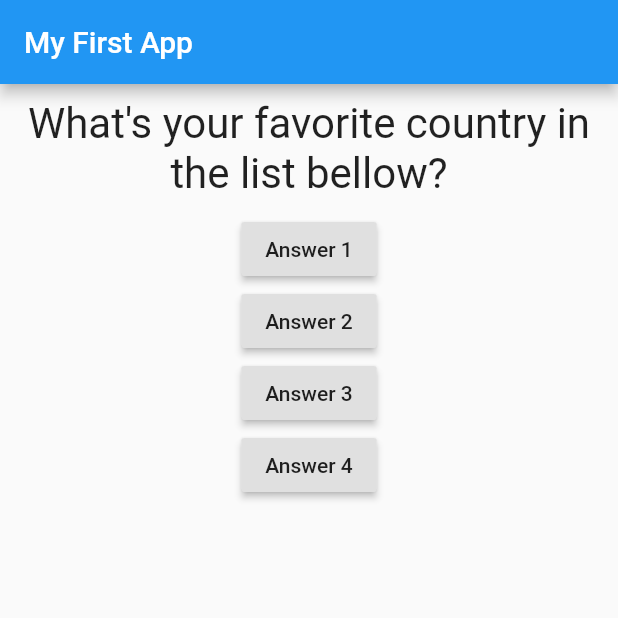
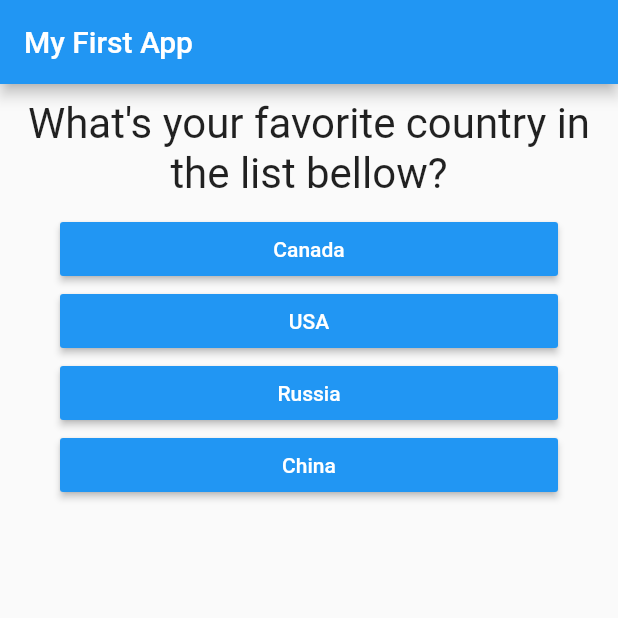
Before and after one commit to bowe99/Personality-Test-App, a Flutter app: the screen it shows after launch, on a phone screen of 412 x 824 dp, the top half of it. Run offline on Flutter 3.47's test engine with Material 2 defaults, Android fonts, the phone set to English and light mode, and no system bars.

Commit message:
Add an ending to the questions
Use an if statement to catch the last question and display text saying the the quiz is over

Added the AnswerButton Widget with styling and mapping the answers to the buttons for each question

```diff
--- /dev/null
+++ b/lib/answer.dart
@@ -0,0 +1,24 @@
+import 'package:flutter/material.dart';
+
+class AnswerButton extends StatelessWidget {
+  final String answer;
+  final Function selectHandler;
+  AnswerButton(this.answer, this.selectHandler);
+
+
+  @override
+  Widget build(BuildContext context) {
+    return Container(
+      width: double.infinity,
+      margin: EdgeInsets.only(left: 40, right: 40),
+      child: RaisedButton(
+        color: Colors.blue,
+        textColor: Colors.white,
+        child: Text(answer),
+        onPressed: selectHandler,
+      ),
+    );
+  }
+
+
+}
--- a/lib/main.dart
+++ b/lib/main.dart
@@ -1,5 +1,6 @@
 import 'package:flutter/material.dart';
 import './question.dart';
+import './answer.dart';
 
 void main() => runApp(MyApp());
 
@@ -13,10 +14,20 @@ class MyApp extends StatefulWidget{
 
 class _MyAppState extends State{ // Leading _ restricts the us of MyAppState to the same folder
   var _questionIndex = 0;        // Making the variable private can't be used anywhere else than the same file
+  final questions = const [
+      {'questionText': 'What\'s your favorite country in the list bellow?',
+       'answers': ['Canada', 'USA', 'Russia', 'China']
+      },
+      {'questionText': 'What\'s your favorite actor?',
+      'answers': ['Tom Cruise', 'Seth Rogan', 'Joaquin Phoenix', 'Jennifer Lawrence']
+      },
+      {'questionText': 'What\'s your favorite animal',
+       'answers': ['Dog', 'Cat', 'Dolphin', 'Tiger']
+      }
+    ];
 
-
-  void answerQuestion(){
-    setState(() {
+  void _answerQuestion(){
+      setState(() {
       _questionIndex++;
     });
     print('Answered Question');
@@ -24,24 +35,21 @@ class _MyAppState extends State{ // Leading _ restricts the us of MyAppState to
 
   @override
   Widget build(BuildContext context) {
-    var questions = [
-      'What\'s your favorite country in the list bellow?',
-      'What\'s your favorite actor?',
-      'What\'s your favorite animal'
-    ];
     return MaterialApp(
       home: Scaffold(
         appBar: AppBar(title: Text('My First App'),
         ),
-        body: Column(
-          children: <Widget>[
-            Question(questions[_questionIndex]),
-            RaisedButton(child: Text('Answer 1'), onPressed: answerQuestion,),
-            RaisedButton(child: Text('Answer 2'), onPressed: answerQuestion,),
-            RaisedButton(child: Text('Answer 3'), onPressed: answerQuestion,),
-            RaisedButton(child: Text('Answer 4'), onPressed: answerQuestion,),
-          ],
-        )
+        body: _questionIndex < questions.length
+          ? Column(
+            children: <Widget>[
+            Question(questions[_questionIndex]['questionText']),
+            ...(questions[_questionIndex]['answers'] as List<String>).map((answer){
+              return AnswerButton(answer, _answerQuestion);
+            }).toList()
+           ],
+          ): Center(
+                child: Text('You Did it'),
+          )
       ),
     );
 
```
